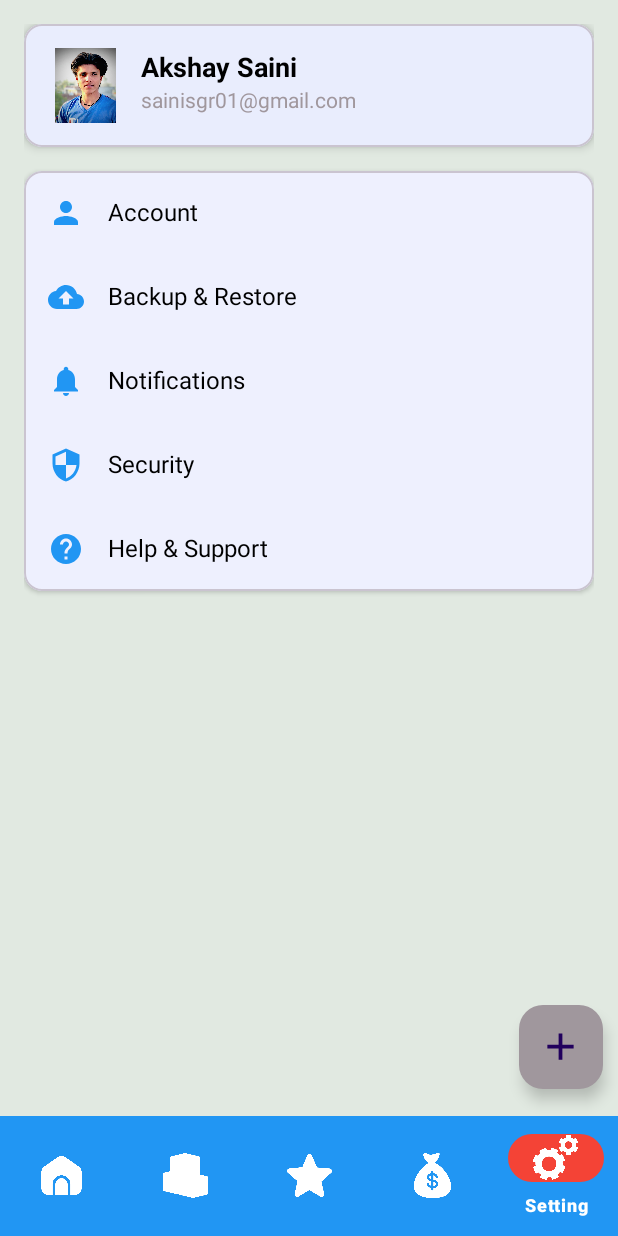
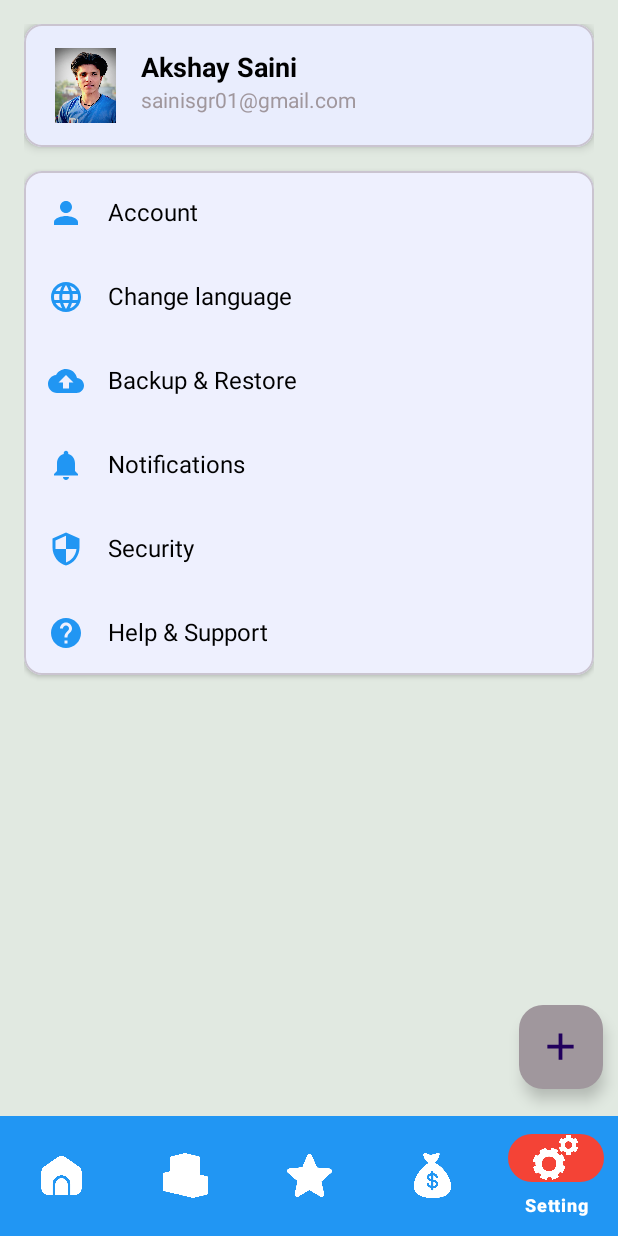
Before and after one commit to ujjaval01/Apni-Dukaan, an Android app: the screen it shows after launch (MainActivity), item 5 of the bottom bar chosen, on a phone screen of 412 x 824 dp. Run offline under Robolectric (Android 15) with nearby library versions, the phone set to English and light mode, and no system bars.

Commit message:
added the change language feature with the pop up dailogBox

```diff
--- a/app/src/main/java/com/uv/apnidukaan/MainActivity.kt
+++ b/app/src/main/java/com/uv/apnidukaan/MainActivity.kt
@@ -1,15 +1,12 @@
 package com.uv.apnidukaan
 
+import android.content.Context
 import android.os.Bundle
 import androidx.activity.enableEdgeToEdge
 import androidx.appcompat.app.AppCompatActivity
 import androidx.fragment.app.Fragment
 import com.google.android.material.bottomnavigation.BottomNavigationView
-import com.uv.apnidukaan.fragments.FavoriteFragment
-import com.uv.apnidukaan.fragments.HomeFragment
-import com.uv.apnidukaan.fragments.StockFragment
-import com.uv.apnidukaan.fragments.TransactionsFragment
-import com.uv.apnidukaan.fragments.SettingFragment
+import com.uv.apnidukaan.fragments.*
 
 class MainActivity : AppCompatActivity() {
 
@@ -21,6 +18,11 @@
         setContentView(R.layout.activity_main)
 
         bottomNavigationView = findViewById(R.id.bottom_navigation)
+
+        val prefs = getSharedPreferences("Settings", Context.MODE_PRIVATE)
+        val langChanged = prefs.getBoolean("Lang_Changed", false)
+
+        // 🔹 BottomNav listener
         bottomNavigationView.setOnItemSelectedListener { menuItem ->
             when(menuItem.itemId){
                 R.id.bottom_home -> {
@@ -45,14 +47,25 @@
                 }
                 else -> false
             }
+        }
 
+        if (savedInstanceState == null) {
+            if (langChanged) {
+                // ✅ Agar language change hui thi → ek baar Settings open karo
+                bottomNavigationView.selectedItemId = R.id.bottom_setting
+                replaceFragment(SettingFragment())
+                prefs.edit().putBoolean("Lang_Changed", false).apply()
+            } else {
+                // ✅ Normal case → hamesha Home
+                bottomNavigationView.selectedItemId = R.id.bottom_home
+                replaceFragment(HomeFragment())
+            }
         }
-        replaceFragment(HomeFragment())
     }
+
     private fun replaceFragment(fragment: Fragment) {
         supportFragmentManager.beginTransaction()
             .replace(R.id.frame_container, fragment)
             .commit()
     }
-
 }
--- a/app/src/main/java/com/uv/apnidukaan/fragments/SettingFragment.kt
+++ b/app/src/main/java/com/uv/apnidukaan/fragments/SettingFragment.kt
@@ -1,25 +1,47 @@
 package com.uv.apnidukaan.fragments
 
+import android.app.AlertDialog
+import android.content.Context
+import android.content.res.Configuration
 import android.os.Bundle
-import androidx.fragment.app.Fragment
 import android.view.LayoutInflater
 import android.view.View
 import android.view.ViewGroup
-import android.widget.Button
 import android.widget.LinearLayout
+import androidx.fragment.app.Fragment
 import com.uv.apnidukaan.R
 import com.uv.apnidukaan.fragments.subFragments.HelpSupportFragment
+import java.util.Locale
+import androidx.core.content.edit
 
 class SettingFragment : Fragment() {
 
     private lateinit var option_help: LinearLayout
+    private lateinit var option_security: LinearLayout
+    private lateinit var option_backup: LinearLayout
+    private lateinit var option_lang: LinearLayout
+    private lateinit var option_notifications: LinearLayout
+    private lateinit var option_account: LinearLayout
 
+    override fun onCreateView(
+        inflater: LayoutInflater, container: ViewGroup?,
+        savedInstanceState: Bundle?
+    ): View? {
+        // 🔹 Load saved language
+        loadLocale()
 
-    override fun onCreateView(inflater: LayoutInflater, container: ViewGroup?, savedInstanceState: Bundle?): View? {
-        // Inflate the layout for this fragment
         val view = inflater.inflate(R.layout.fragment_setting, container, false)
 
         option_help = view.findViewById(R.id.option_help)
+        option_security = view.findViewById(R.id.option_security)
+        option_backup = view.findViewById(R.id.option_backup)
+        option_lang = view.findViewById(R.id.option_lang)
+
+        // ✅ Kotlin style click listener
+        option_lang.setOnClickListener {
+            showLanguageDialog()
+        }
+
         option_help.setOnClickListener {
             val helpSupportFragment = HelpSupportFragment()
             requireActivity().supportFragmentManager.beginTransaction()
@@ -28,8 +50,72 @@
                 .commit()
         }
 
-
         return view
     }
 
+    // 🔹 Show Dialog
+    private fun showLanguageDialog() {
+        val languages = arrayOf("English", "हिन्दी")
+
+        val prefs = requireActivity()
+            .getSharedPreferences("Settings", Context.MODE_PRIVATE)
+        val savedLang = prefs.getString("My_Lang", "en")
+        var checkedItem = if (savedLang == "hi") 1 else 0
+
+        val builder = AlertDialog.Builder(requireContext())
+        builder.setTitle("Choose Language")
+            .setSingleChoiceItems(languages, checkedItem) { dialog, which ->
+                if (which == 0) {
+                    setLocale("en")
+                } else if (which == 1) {
+                    setLocale("hi")
+                }
+
+                // ❌ Ye flag ab zaroori nahi
+                // prefs.edit().putBoolean("Lang_Changed", true).apply()
+
+                requireActivity().recreate()
+                dialog.dismiss()
+            }
+        builder.create().show()
+    }
+
+
+
+    // 🔹 Set locale
+    private fun setLocale(lang: String) {
+        val locale = Locale(lang)
+        Locale.setDefault(locale)
+
+        val config = Configuration()
+        config.setLocale(locale)
+
+        requireContext().resources.updateConfiguration(
+            config, requireContext().resources.displayMetrics
+        )
+
+        // Save in SharedPreferences
+        requireActivity()
+            .getSharedPreferences("Settings", Context.MODE_PRIVATE)
+            .edit {
+                putString("My_Lang", lang)
+            }
+    }
+
+    // 🔹 Load saved language
+    private fun loadLocale() {
+        val prefs = requireActivity()
+            .getSharedPreferences("Settings", Context.MODE_PRIVATE)
+        val language = prefs.getString("My_Lang", "en") ?: "en"
+        setLocale(language)
+    }
+    // language change ke sath selected nav item bhi save kar
+    private fun saveLastSelectedNav(navId: Int) {
+        requireActivity()
+            .getSharedPreferences("Settings", Context.MODE_PRIVATE)
+            .edit {
+                putInt("Last_Nav", navId)
+            }
+    }
+
 }
--- /dev/null
+++ b/app/src/main/res/drawable/baseline_language_24.xml
@@ -0,0 +1,5 @@
+<vector xmlns:android="http://schemas.android.com/apk/res/android" android:height="24dp" android:tint="#000000" android:viewportHeight="24" android:viewportWidth="24" android:width="24dp">
+
+    <path android:fillColor="@android:color/white" android:pathData="M11.99,2C6.47,2 2,6.48 2,12s4.47,10 9.99,10C17.52,22 22,17.52 22,12S17.52,2 11.99,2zM18.92,8h-2.95c-0.32,-1.25 -0.78,-2.45 -1.38,-3.56 1.84,0.63 3.37,1.91 4.33,3.56zM12,4.04c0.83,1.2 1.48,2.53 1.91,3.96h-3.82c0.43,-1.43 1.08,-2.76 1.91,-3.96zM4.26,14C4.1,13.36 4,12.69 4,12s0.1,-1.36 0.26,-2h3.38c-0.08,0.66 -0.14,1.32 -0.14,2 0,0.68 0.06,1.34 0.14,2L4.26,14zM5.08,16h2.95c0.32,1.25 0.78,2.45 1.38,3.56 -1.84,-0.63 -3.37,-1.9 -4.33,-3.56zM8.03,8L5.08,8c0.96,-1.66 2.49,-2.93 4.33,-3.56C8.81,5.55 8.35,6.75 8.03,8zM12,19.96c-0.83,-1.2 -1.48,-2.53 -1.91,-3.96h3.82c-0.43,1.43 -1.08,2.76 -1.91,3.96zM14.34,14L9.66,14c-0.09,-0.66 -0.16,-1.32 -0.16,-2 0,-0.68 0.07,-1.35 0.16,-2h4.68c0.09,0.65 0.16,1.32 0.16,2 0,0.68 -0.07,1.34 -0.16,2zM14.59,19.56c0.6,-1.11 1.06,-2.31 1.38,-3.56h2.95c-0.96,1.65 -2.49,2.93 -4.33,3.56zM16.36,14c0.08,-0.66 0.14,-1.32 0.14,-2 0,-0.68 -0.06,-1.34 -0.14,-2h3.38c0.16,0.64 0.26,1.31 0.26,2s-0.1,1.36 -0.26,2h-3.38z"/>
+
+</vector>
--- a/app/src/main/res/layout/fragment_setting.xml
+++ b/app/src/main/res/layout/fragment_setting.xml
@@ -80,6 +80,17 @@
 
                 <!-- Backup -->
                 <LinearLayout
+                    android:id="@+id/option_lang"
+                    style="@style/SettingsItem" >
+                    <ImageView
+                        android:src="@drawable/baseline_language_24"
+                        style="@style/SettingsIcon"/>
+                    <TextView
+                        android:text="@string/change_language"
+                        style="@style/SettingsText"/>
+                </LinearLayout>
+                <!-- Backup -->
+                <LinearLayout
                     android:id="@+id/option_backup"
                     style="@style/SettingsItem" >
                     <ImageView
```
Also changed, not shown: app/src/main/res/layout/fragment_home.xml (+21 -21 lines), app/src/main/res/values/strings.xml (+22 -1 lines), 1 other file.
